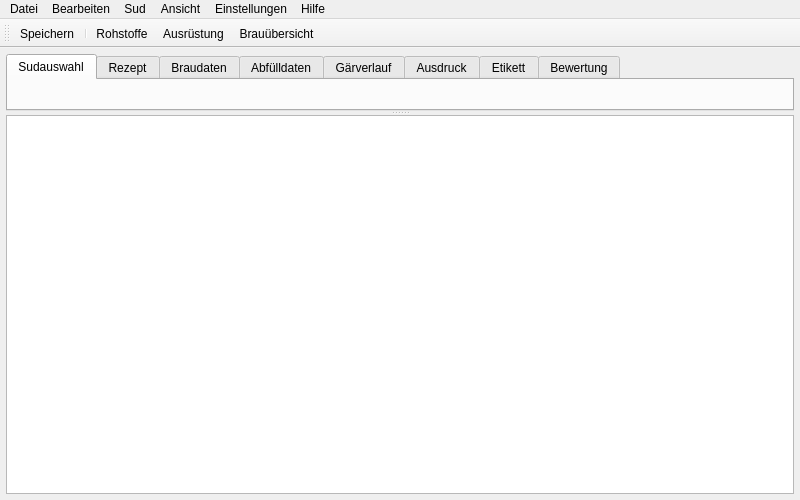
This is kleiner-brauhelfer/mainwindow.ui in kleiner-brauhelfer/kleiner-brauhelfer-2 as Qt 5 draws it before an edit. The edited form follows.
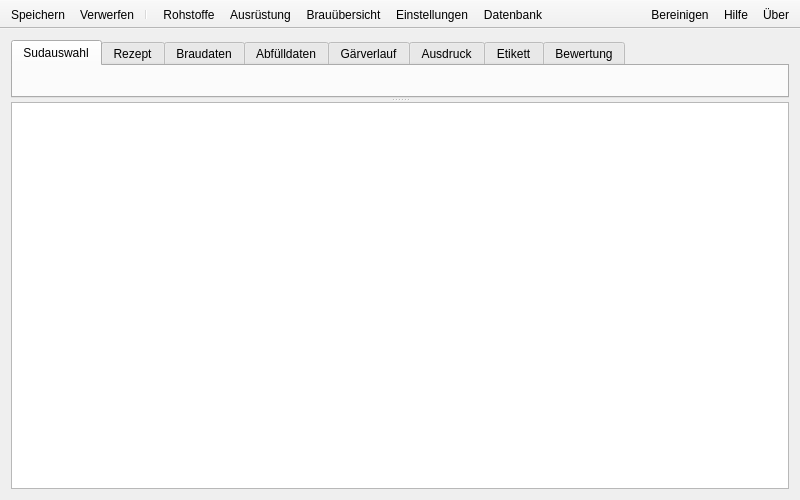
This is the edited form. Icons and pictures are not drawn. Custom widgets are drawn as their Qt base class.

Commit message: Replaced menu bar

```diff
--- a/kleiner-brauhelfer/mainwindow.ui
+++ b/kleiner-brauhelfer/mainwindow.ui
@@ -45,18 +45,6 @@
         </rect>
        </property>
        <layout class="QVBoxLayout" name="verticalLayout">
-        <property name="leftMargin">
-         <number>6</number>
-        </property>
-        <property name="topMargin">
-         <number>6</number>
-        </property>
-        <property name="rightMargin">
-         <number>6</number>
-        </property>
-        <property name="bottomMargin">
-         <number>6</number>
-        </property>
         <item>
          <widget class="QSplitter" name="splitterHelp">
           <property name="orientation">
@@ -165,124 +153,16 @@
     </item>
    </layout>
   </widget>
-  <widget class="QMenuBar" name="menuBar">
-   <property name="geometry">
-    <rect>
-     <x>0</x>
-     <y>0</y>
-     <width>800</width>
-     <height>18</height>
-    </rect>
+  <widget class="QToolBar" name="toolBarSave">
+   <property name="sizePolicy">
+    <sizepolicy hsizetype="Minimum" vsizetype="Fixed">
+     <horstretch>0</horstretch>
+     <verstretch>0</verstretch>
+    </sizepolicy>
    </property>
-   <widget class="QMenu" name="menuFile">
-    <property name="title">
-     <string>Datei</string>
-    </property>
-    <addaction name="actionNeuen_Sud_anlegen"/>
-    <addaction name="actionSud_kopieren"/>
-    <addaction name="actionSud_teilen"/>
-    <addaction name="actionSud_l_schen"/>
-    <addaction name="separator"/>
-    <addaction name="actionRezept_importieren"/>
-    <addaction name="actionRezept_exportieren"/>
-    <addaction name="separator"/>
-    <addaction name="actionSpeichern"/>
-    <addaction name="actionVerwerfen"/>
-    <addaction name="separator"/>
-    <addaction name="actionDruckvorschau"/>
-    <addaction name="actionDrucken"/>
-    <addaction name="separator"/>
-    <addaction name="actionBereinigen"/>
-    <addaction name="separator"/>
-    <addaction name="actionBeenden"/>
-   </widget>
-   <widget class="QMenu" name="menuAnsicht">
-    <property name="title">
-     <string>Ansicht</string>
-    </property>
-    <widget class="QMenu" name="menuFarbschema">
-     <property name="title">
-      <string>Farbschema</string>
-     </property>
-     <addaction name="actionThemeHell"/>
-     <addaction name="actionThemeDunkel"/>
-    </widget>
-    <widget class="QMenu" name="menuStil">
-     <property name="title">
-      <string>Stil</string>
-     </property>
-    </widget>
-    <addaction name="actionAnsichtWiederherstellen"/>
-    <addaction name="separator"/>
-    <addaction name="menuFarbschema"/>
-    <addaction name="menuStil"/>
-    <addaction name="actionSchriftart"/>
-    <addaction name="separator"/>
-    <addaction name="actionRohstoffe"/>
-    <addaction name="actionAusruestung"/>
-    <addaction name="actionBrauUebersicht"/>
-    <addaction name="separator"/>
-    <addaction name="actionLog"/>
-    <addaction name="actionDatenbank"/>
-   </widget>
-   <widget class="QMenu" name="menuHilfe">
-    <property name="title">
-     <string>Hilfe</string>
-    </property>
-    <addaction name="actionHilfe"/>
-    <addaction name="actionUeber"/>
-   </widget>
-   <widget class="QMenu" name="menuSud">
-    <property name="title">
-     <string>Sud</string>
-    </property>
-    <addaction name="actionSudGebraut"/>
-    <addaction name="actionSudAbgefuellt"/>
-    <addaction name="actionSudVerbraucht"/>
-    <addaction name="separator"/>
-    <addaction name="actionHefeZugabeZuruecksetzen"/>
-    <addaction name="actionWeitereZutaten"/>
-    <addaction name="separator"/>
-    <addaction name="actionEingabefelderEntsperren"/>
-   </widget>
-   <widget class="QMenu" name="menuEinstellungen">
-    <property name="title">
-     <string>Einstellungen</string>
-    </property>
-    <widget class="QMenu" name="menuSprache">
-     <property name="title">
-      <string>Sprache</string>
-     </property>
-     <addaction name="actionDeutsch"/>
-     <addaction name="actionEnglisch"/>
-     <addaction name="actionSchwedisch"/>
-     <addaction name="actionNiederlaendisch"/>
-    </widget>
-    <addaction name="actionOeffnen"/>
-    <addaction name="separator"/>
-    <addaction name="actionBestaetigungBeenden"/>
-    <addaction name="actionCheckUpdate"/>
-    <addaction name="actionTooltips"/>
-    <addaction name="actionAnimationen"/>
-    <addaction name="separator"/>
-    <addaction name="menuSprache"/>
-    <addaction name="actionZahlenformat"/>
-    <addaction name="separator"/>
-    <addaction name="actionModule"/>
-   </widget>
-   <widget class="QMenu" name="menuBearbeiten">
-    <property name="title">
-     <string>Bearbeiten</string>
-    </property>
-   </widget>
-   <addaction name="menuFile"/>
-   <addaction name="menuBearbeiten"/>
-   <addaction name="menuSud"/>
-   <addaction name="menuAnsicht"/>
-   <addaction name="menuEinstellungen"/>
-   <addaction name="menuHilfe"/>
-  </widget>
-  <widget class="QToolBar" name="toolBar">
+   <property name="movable">
+    <bool>false</bool>
+   </property>
    <property name="iconSize">
     <size>
      <width>16</width>
@@ -290,7 +170,7 @@
     </size>
    </property>
    <property name="toolButtonStyle">
-    <enum>Qt::ToolButtonStyle::ToolButtonTextBesideIcon</enum>
+    <enum>Qt::ToolButtonStyle::ToolButtonTextUnderIcon</enum>
    </property>
    <attribute name="toolBarArea">
     <enum>TopToolBarArea</enum>
@@ -299,10 +179,53 @@
     <bool>false</bool>
    </attribute>
    <addaction name="actionSpeichern"/>
+   <addaction name="actionVerwerfen"/>
    <addaction name="separator"/>
+  </widget>
+  <widget class="QToolBar" name="toolBarDialogs">
+   <property name="windowTitle">
+    <string>toolBar_2</string>
+   </property>
+   <property name="movable">
+    <bool>false</bool>
+   </property>
+   <property name="toolButtonStyle">
+    <enum>Qt::ToolButtonStyle::ToolButtonTextUnderIcon</enum>
+   </property>
+   <attribute name="toolBarArea">
+    <enum>TopToolBarArea</enum>
+   </attribute>
+   <attribute name="toolBarBreak">
+    <bool>false</bool>
+   </attribute>
    <addaction name="actionRohstoffe"/>
    <addaction name="actionAusruestung"/>
    <addaction name="actionBrauUebersicht"/>
+   <addaction name="actionSettings"/>
+   <addaction name="actionDatenbank"/>
+  </widget>
+  <widget class="QToolBar" name="toolBarHelp">
+   <property name="windowTitle">
+    <string>toolBar_2</string>
+   </property>
+   <property name="layoutDirection">
+    <enum>Qt::LayoutDirection::RightToLeft</enum>
+   </property>
+   <property name="movable">
+    <bool>false</bool>
+   </property>
+   <property name="toolButtonStyle">
+    <enum>Qt::ToolButtonStyle::ToolButtonTextUnderIcon</enum>
+   </property>
+   <attribute name="toolBarArea">
+    <enum>TopToolBarArea</enum>
+   </attribute>
+   <attribute name="toolBarBreak">
+    <bool>false</bool>
+   </attribute>
+   <addaction name="actionUeber"/>
+   <addaction name="actionHilfe"/>
+   <addaction name="actionBereinigen"/>
   </widget>
   <action name="actionSpeichern">
    <property name="icon">
@@ -327,6 +250,9 @@
      <disabledoff>:/images/disabled/restore.svg</disabledoff>:/images/light/restore.svg</iconset>
    </property>
    <property name="text">
+    <string>Verwerfen</string>
+   </property>
+   <property name="toolTip">
     <string>Änderungen verwerfen</string>
    </property>
    <property name="whatsThis">
@@ -726,6 +652,20 @@
     <string>Datenbank</string>
    </property>
   </action>
+  <action name="actionSettings">
+   <property name="checkable">
+    <bool>true</bool>
+   </property>
+   <property name="text">
+    <string>Einstellungen</string>
+   </property>
+   <property name="toolTip">
+    <string>Einstellungen</string>
+   </property>
+   <property name="menuRole">
+    <enum>QAction::MenuRole::PreferencesRole</enum>
+   </property>
+  </action>
  </widget>
  <layoutdefault spacing="6" margin="11"/>
  <customwidgets>
```
Left out of the diff: 146 changed lines with no effect on the pictures. The commit also changes 34 other files.
